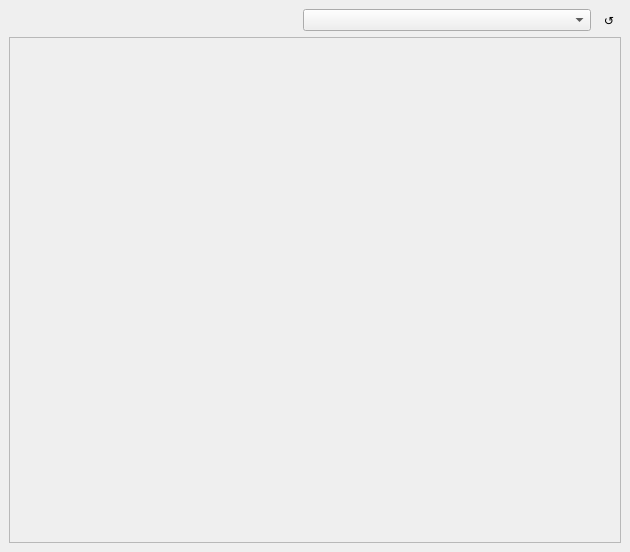
First picture: the form in app/mainwindow.ui, repository rsanjuan87/FUP, before the edit.
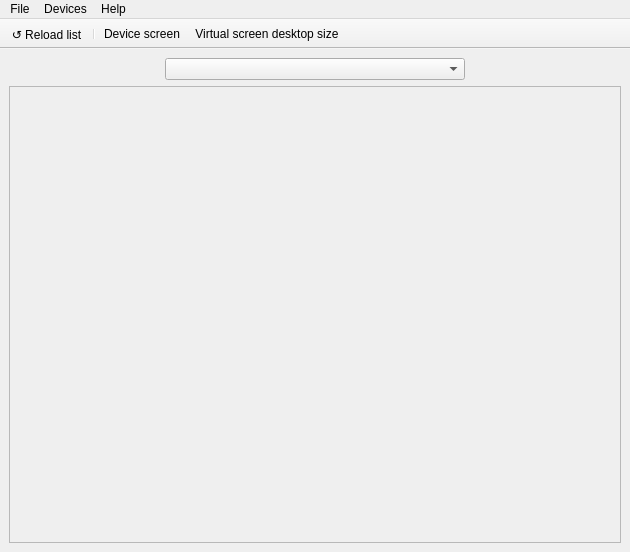
Second picture: the form after the edit. Icons and pictures are not drawn.

The edit to the form file:
```diff
--- a/app/mainwindow.ui
+++ b/app/mainwindow.ui
@@ -45,20 +45,7 @@
 </string>
    </property>
    <layout class="QGridLayout" name="gridLayout">
-    <item row="0" column="1">
-     <widget class="QComboBox" name="devices"/>
-    </item>
-    <item row="0" column="2">
-     <widget class="QToolButton" name="toolButton">
-      <property name="text">
-       <string>↺</string>
-      </property>
-      <property name="icon">
-       <iconset theme="system-reboot"/>
-      </property>
-     </widget>
-    </item>
-    <item row="1" column="0" colspan="3">
+    <item row="1" column="0" colspan="4">
      <widget class="QScrollArea" name="scrollArea">
       <property name="widgetResizable">
        <bool>true</bool>
@@ -69,7 +56,7 @@
          <x>0</x>
          <y>0</y>
          <width>604</width>
-         <height>490</height>
+         <height>401</height>
         </rect>
        </property>
        <property name="styleSheet">
@@ -113,8 +100,150 @@
       </widget>
      </widget>
     </item>
+    <item row="0" column="1" colspan="2">
+     <widget class="QComboBox" name="devices"/>
+    </item>
    </layout>
   </widget>
+  <widget class="QMenuBar" name="menuBar">
+   <property name="geometry">
+    <rect>
+     <x>0</x>
+     <y>0</y>
+     <width>630</width>
+     <height>37</height>
+    </rect>
+   </property>
+   <widget class="QMenu" name="menuFile">
+    <property name="title">
+     <string>File</string>
+    </property>
+    <addaction name="actionExit"/>
+   </widget>
+   <widget class="QMenu" name="menuDevice">
+    <property name="title">
+     <string>Devices</string>
+    </property>
+    <widget class="QMenu" name="menuCast">
+     <property name="title">
+      <string>Cast</string>
+     </property>
+     <addaction name="actionCast_main_screen"/>
+     <addaction name="actionCast_virtual_desktop_size_screen"/>
+     <addaction name="separator"/>
+     <addaction name="actionSound"/>
+    </widget>
+    <addaction name="actionReload_list"/>
+    <addaction name="separator"/>
+    <addaction name="menuCast"/>
+   </widget>
+   <widget class="QMenu" name="menuHelp">
+    <property name="title">
+     <string>Help</string>
+    </property>
+    <addaction name="actionAbout"/>
+   </widget>
+   <addaction name="menuFile"/>
+   <addaction name="menuDevice"/>
+   <addaction name="menuHelp"/>
+  </widget>
+  <widget class="QToolBar" name="toolBar">
+   <property name="windowTitle">
+    <string>toolBar</string>
+   </property>
+   <property name="movable">
+    <bool>false</bool>
+   </property>
+   <property name="allowedAreas">
+    <set>Qt::ToolBarArea::BottomToolBarArea|Qt::ToolBarArea::TopToolBarArea</set>
+   </property>
+   <property name="iconSize">
+    <size>
+     <width>24</width>
+     <height>24</height>
+    </size>
+   </property>
+   <property name="toolButtonStyle">
+    <enum>Qt::ToolButtonStyle::ToolButtonTextUnderIcon</enum>
+   </property>
+   <attribute name="toolBarArea">
+    <enum>TopToolBarArea</enum>
+   </attribute>
+   <attribute name="toolBarBreak">
+    <bool>false</bool>
+   </attribute>
+   <addaction name="actionReload_list"/>
+   <addaction name="separator"/>
+   <addaction name="actionCast_main_screen"/>
+   <addaction name="actionCast_virtual_desktop_size_screen"/>
+  </widget>
+  <action name="actionExit">
+   <property name="text">
+    <string>Exit</string>
+   </property>
+   <property name="menuRole">
+    <enum>QAction::MenuRole::QuitRole</enum>
+   </property>
+  </action>
+  <action name="actionAbout">
+   <property name="text">
+    <string>About</string>
+   </property>
+   <property name="menuRole">
+    <enum>QAction::MenuRole::AboutRole</enum>
+   </property>
+  </action>
+  <action name="actionReload_list">
+   <property name="text">
+    <string>↺ Reload list</string>
+   </property>
+   <property name="toolTip">
+    <string>Reload devices list</string>
+   </property>
+  </action>
+  <action name="actionCast_main_screen">
+   <property name="checkable">
+    <bool>true</bool>
+   </property>
+   <property name="icon">
+    <iconset resource="imgs.qrc">
+     <normaloff>:/tray_light</normaloff>:/tray_light</iconset>
+   </property>
+   <property name="text">
+    <string>📱Device screen</string>
+   </property>
+   <property name="iconText">
+    <string>Device screen</string>
+   </property>
+   <property name="toolTip">
+    <string>Cast device main screen</string>
+   </property>
+  </action>
+  <action name="actionCast_virtual_desktop_size_screen">
+   <property name="checkable">
+    <bool>true</bool>
+   </property>
+   <property name="icon">
+    <iconset theme="computer"/>
+   </property>
+   <property name="text">
+    <string>🖥️ Virtual screen desktop size</string>
+   </property>
+   <property name="iconText">
+    <string>Virtual screen desktop size</string>
+   </property>
+   <property name="toolTip">
+    <string>Cast virtual screen desktop size</string>
+   </property>
+  </action>
+  <action name="actionSound">
+   <property name="checkable">
+    <bool>true</bool>
+   </property>
+   <property name="text">
+    <string>Sound</string>
+   </property>
+  </action>
  </widget>
  <resources>
   <include location="imgs.qrc"/>
```
Left out of the diff: 22 changed lines with no effect on the pictures.
